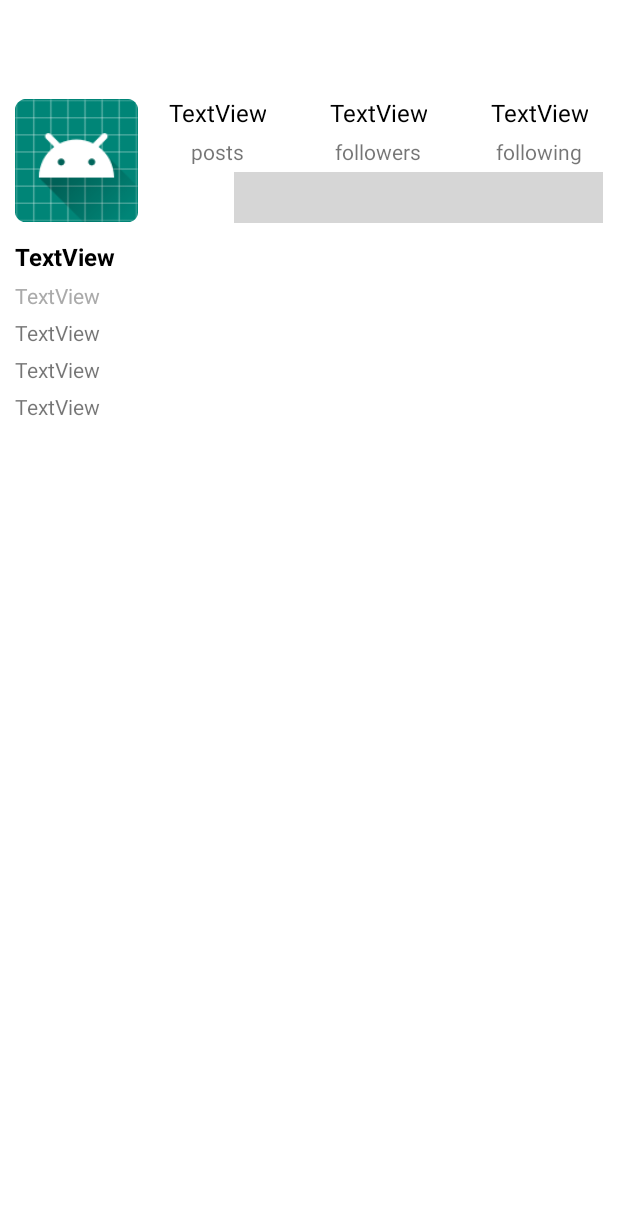
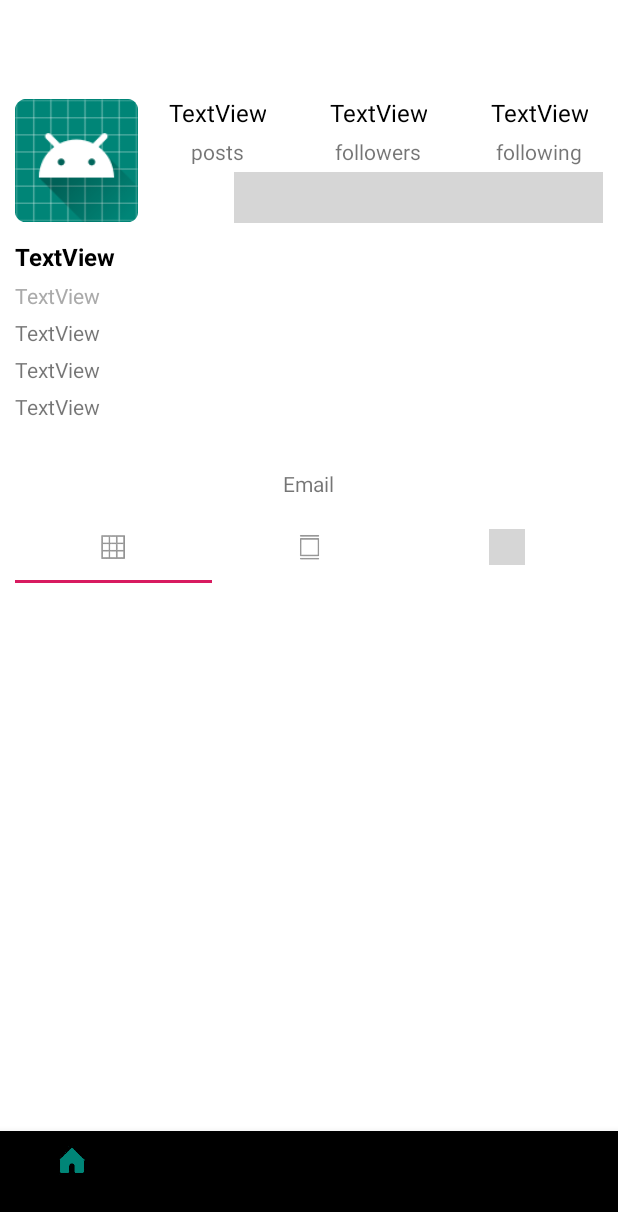
Before and after one commit to larsnoya0510/Challenge2Instagram, an Android app: the layout activity__user_info.xml on its own in the app's theme, with its tools: preview values and no code run, on a phone screen of 412 x 824 dp. Shown: the top 1212 px of the screen. Run offline under Robolectric (Android 15) with nearby library versions, the phone set to English and light mode, and no system bars; grey boxes are pictures that could not be loaded.

Commit message:
20190624 0949 commit

```diff
--- a/app/build.gradle
+++ b/app/build.gradle
@@ -33,4 +33,5 @@ dependencies {
     implementation 'com.android.support:recyclerview-v7:28.0.0'
     implementation 'com.github.bumptech.glide:glide:3.7.0'
     implementation 'com.android.support:design:28.0.0'
+    implementation 'com.android.support:support-v4:28.0.0'
 }
--- a/app/src/main/AndroidManifest.xml
+++ b/app/src/main/AndroidManifest.xml
@@ -9,8 +9,12 @@
             android:roundIcon="@mipmap/ic_launcher_round"
             android:supportsRtl="true"
             android:theme="@style/AppTheme">
-        <activity android:name=".Activity_UserInfo"
+        <activity android:name=".Activity_Photo"
                   android:theme="@style/Theme.AppCompat.Light.NoActionBar">
+        </activity>
+        <activity
+                android:name=".Activity_UserInfo"
+                android:theme="@style/Theme.AppCompat.Light.NoActionBar">
         </activity>
         <activity
                 android:name=".MainActivity"
--- a/app/src/main/res/layout/activity__user_info.xml
+++ b/app/src/main/res/layout/activity__user_info.xml
@@ -24,21 +24,29 @@
                 android:textSize="18sp"
         />
     </android.support.v7.widget.Toolbar>
+    <android.support.v4.widget.NestedScrollView
+            android:layout_width="match_parent"
+            android:layout_height="0dp" android:fillViewport="true"
+            app:layout_constraintTop_toBottomOf="@+id/toolbar_userinfo"
+            app:layout_constraintBottom_toTopOf="@+id/bottomNavigationView" android:id="@+id/nestedScrollView">
+        <android.support.constraint.ConstraintLayout
+                android:layout_width="match_parent"
+                android:layout_height="wrap_content"
+                android:orientation="vertical" android:id="@+id/ConstraintLayout_inside">
             <ImageView
                     android:layout_width="82dp"
                     android:layout_height="86dp" app:srcCompat="@mipmap/ic_launcher_round"
                     app:layout_constraintStart_toStartOf="parent"
                     android:layout_marginLeft="10dp" android:layout_marginStart="10dp" android:id="@+id/iv_icon"
-            android:layout_marginTop="8dp" app:layout_constraintTop_toBottomOf="@+id/toolbar_userinfo"/>
+                    android:layout_marginTop="8dp" app:layout_constraintTop_toTopOf="parent"/>
             <TextView
                     android:text="TextView"
                     android:layout_width="wrap_content"
                     android:layout_height="wrap_content"
-            android:id="@+id/tv_Posts_value" android:layout_marginTop="8dp"
-            app:layout_constraintTop_toBottomOf="@+id/toolbar_userinfo"
+                    android:id="@+id/tv_Posts_value"
                     app:layout_constraintStart_toEndOf="@+id/iv_icon" android:layout_marginLeft="20dp"
                     android:layout_marginStart="20dp" android:textSize="16sp" android:textColor="@android:color/black"
-            android:gravity="center"/>
+                    android:gravity="center" app:layout_constraintTop_toTopOf="@+id/iv_icon"/>
             <TextView
                     android:text="posts"
                     android:layout_width="56dp"
@@ -52,9 +60,9 @@
                     android:layout_width="wrap_content"
                     android:layout_height="wrap_content"
                     android:id="@+id/tv_followers_Value" android:textSize="16sp"
-            android:layout_marginTop="8dp" app:layout_constraintTop_toBottomOf="@+id/toolbar_userinfo"
                     android:textColor="@android:color/black" app:layout_constraintStart_toEndOf="@+id/tv_Posts_value"
-            app:layout_constraintEnd_toStartOf="@+id/tv_following_Value" android:gravity="center"/>
+                    app:layout_constraintEnd_toStartOf="@+id/tv_following_Value" android:gravity="center"
+                    app:layout_constraintTop_toTopOf="@+id/iv_icon"/>
             <TextView
                     android:text="followers"
                     android:layout_width="wrap_content"
@@ -67,10 +75,9 @@
                     android:layout_width="wrap_content"
                     android:layout_height="wrap_content"
                     android:id="@+id/tv_following_Value"
-            android:layout_marginTop="8dp" app:layout_constraintTop_toBottomOf="@+id/toolbar_userinfo"
                     android:textSize="16sp" android:textColor="@android:color/black"
                     android:gravity="center" android:layout_marginEnd="20dp" app:layout_constraintEnd_toEndOf="parent"
-            android:layout_marginRight="20dp"/>
+                    android:layout_marginRight="20dp" app:layout_constraintTop_toTopOf="@+id/iv_icon"/>
             <TextView
                     android:text="following"
                     android:layout_width="wrap_content"
@@ -91,7 +98,8 @@
                     android:layout_width="0dp"
                     android:layout_height="wrap_content"
                     android:id="@+id/tv_company" app:layout_constraintStart_toStartOf="@+id/iv_icon"
-            android:layout_marginTop="10dp" app:layout_constraintTop_toBottomOf="@+id/iv_icon" android:textSize="16sp"
+                    android:layout_marginTop="10dp" app:layout_constraintTop_toBottomOf="@+id/iv_icon"
+                    android:textSize="16sp"
                     android:textStyle="bold" android:textColor="@android:color/black" android:layout_marginEnd="8dp"
                     app:layout_constraintEnd_toEndOf="parent" android:layout_marginRight="8dp"/>
             <TextView
@@ -106,7 +114,8 @@
                     android:text="TextView"
                     android:layout_width="0dp"
                     android:layout_height="wrap_content"
-            android:id="@+id/tv_describe" app:layout_constraintEnd_toEndOf="parent" android:layout_marginEnd="8dp"
+                    android:id="@+id/tv_describe" app:layout_constraintEnd_toEndOf="parent"
+                    android:layout_marginEnd="8dp"
                     android:layout_marginRight="8dp" app:layout_constraintStart_toStartOf="parent"
                     android:layout_marginLeft="10dp" android:layout_marginStart="10dp" android:layout_marginTop="5dp"
                     app:layout_constraintTop_toBottomOf="@+id/tv_companydescribe"/>
@@ -115,14 +124,83 @@
                     android:layout_width="0dp"
                     android:layout_height="wrap_content"
                     android:id="@+id/tv_website" app:layout_constraintStart_toStartOf="@+id/tv_describe"
-            app:layout_constraintEnd_toEndOf="parent" android:layout_marginEnd="8dp" android:layout_marginRight="8dp"
+                    app:layout_constraintEnd_toEndOf="parent" android:layout_marginEnd="8dp"
+                    android:layout_marginRight="8dp"
                     app:layout_constraintTop_toBottomOf="@+id/tv_describe" android:layout_marginTop="5dp"/>
             <TextView
                     android:text="TextView"
                     android:layout_width="0dp"
                     android:layout_height="35dp"
                     android:id="@+id/tv_followBy" android:layout_marginTop="5dp"
-            app:layout_constraintTop_toBottomOf="@+id/tv_website" app:layout_constraintStart_toStartOf="@+id/tv_website"
+                    app:layout_constraintTop_toBottomOf="@+id/tv_website"
+                    app:layout_constraintStart_toStartOf="@+id/tv_website"
                     app:layout_constraintEnd_toEndOf="parent"
                     android:layout_marginEnd="8dp" android:layout_marginRight="8dp" android:ellipsize="end"/>
+            <LinearLayout
+                    android:orientation="horizontal"
+                    android:layout_width="0dp"
+                    android:layout_height="wrap_content"
+                    app:layout_constraintTop_toBottomOf="@+id/tv_followBy"
+                    app:layout_constraintStart_toStartOf="@+id/tv_followBy"
+                    app:layout_constraintEnd_toEndOf="parent" android:id="@+id/linearLayout"
+                    android:layout_marginTop="5dp"
+                    android:layout_marginEnd="8dp" android:layout_marginRight="8dp"
+                    android:showDividers="beginning|end">
+                <android.support.v7.widget.RecyclerView
+                        android:layout_width="match_parent"
+                        android:layout_height="match_parent" android:id="@+id/RecycleView_Icons"/>
+            </LinearLayout>
+            <TextView
+                    android:text="Email"
+                    android:layout_width="172dp"
+                    android:layout_height="25dp"
+                    android:id="@+id/tv_email"
+                    app:layout_constraintEnd_toEndOf="parent"
+                    app:layout_constraintStart_toStartOf="parent"
+                    app:layout_constraintHorizontal_bias="0.497" android:layout_marginTop="8dp"
+                    app:layout_constraintTop_toBottomOf="@+id/linearLayout" android:gravity="center"/>
+            <android.support.design.widget.TabLayout
+                    android:layout_width="0dp"
+                    android:layout_height="wrap_content"
+                    app:layout_constraintStart_toStartOf="parent"
+                    app:layout_constraintEnd_toEndOf="@+id/linearLayout" app:layout_constraintHorizontal_bias="1.0"
+                    android:layout_marginTop="5dp" app:layout_constraintTop_toBottomOf="@+id/tv_email"
+                    android:id="@+id/Tablayout_this" android:layout_marginLeft="10dp" android:layout_marginStart="10dp"
+            >
+
+                <android.support.design.widget.TabItem
+                        android:layout_width="wrap_content"
+                        android:layout_height="wrap_content"
+                        android:id="@+id/tabItem_Gallery" android:icon="@drawable/grid"/>
+
+                <android.support.design.widget.TabItem
+                        android:layout_width="wrap_content"
+                        android:layout_height="wrap_content"
+                        android:id="@+id/tabItem_Large" android:icon="@drawable/large"/>
+
+                <android.support.design.widget.TabItem
+                        android:layout_width="wrap_content"
+                        android:layout_height="wrap_content"
+                        android:id="@+id/tabItem_wall" android:icon="@drawable/wall"/>
+            </android.support.design.widget.TabLayout>
+            <android.support.v7.widget.RecyclerView
+                    android:layout_width="0dp"
+                    android:layout_height="wrap_content"
+                    android:layout_marginTop="5dp"
+                    app:layout_constraintTop_toBottomOf="@+id/Tablayout_this"
+                    app:layout_constraintStart_toStartOf="parent"
+                    app:layout_constraintEnd_toEndOf="parent"
+                    android:id="@+id/RecycleView_Tablayout_Switch" android:layout_marginLeft="10dp"
+                    android:layout_marginStart="10dp" android:layout_marginRight="10dp"
+                    android:layout_marginEnd="10dp"/>
         </android.support.constraint.ConstraintLayout>
+    </android.support.v4.widget.NestedScrollView>
+    <android.support.design.widget.BottomNavigationView
+            android:layout_width="0dp"
+            android:layout_height="70dp"
+            android:id="@+id/bottomNavigationView" app:layout_constraintEnd_toEndOf="parent"
+            app:layout_constraintStart_toStartOf="parent" app:layout_constraintBottom_toBottomOf="parent"
+            app:menu="@menu/navigation"
+            android:visibility="visible"/>
+
+</android.support.constraint.ConstraintLayout>
--- a/app/src/main/res/layout/item_timeline_recycleview_layout.xml
+++ b/app/src/main/res/layout/item_timeline_recycleview_layout.xml
@@ -16,6 +16,10 @@
                 android:layout_width="wrap_content"
                 android:layout_height="match_parent" android:id="@+id/tv_userName" android:layout_weight="30"
                 android:gravity="left|center_vertical" android:text="natgeo" android:textColor="@android:color/black"/>
+        <ImageView
+                android:layout_width="50dp"
+                android:layout_height="50dp" app:srcCompat="@drawable/more" android:id="@+id/imageView"
+                android:layout_weight="1"/>
     </LinearLayout>
     <ImageView
             android:layout_width="match_parent"
--- /dev/null
+++ b/app/src/main/res/menu/menu_toolbar_photo.xml
@@ -0,0 +1,6 @@
+<?xml version="1.0" encoding="utf-8"?>
+<menu xmlns:app="http://schemas.android.com/apk/res-auto" xmlns:android="http://schemas.android.com/apk/res/android">
+
+    <item android:title="Item" android:id="@+id/menu_Item_recload" app:showAsAction="always"
+          android:icon="@drawable/reload"/>
+</menu>
```
Also changed, not shown: app/src/main/java/com/example/challenge2instagram/Activity_Photo.kt (added, +44 -0 lines), app/src/main/java/com/example/challenge2instagram/Activity_UserInfo.kt (+74 -2 lines), app/src/main/java/com/example/challenge2instagram/Adapter/Switch_Layout_RecycleAdapter.kt (added, +110 -0 lines), app/src/main/res/layout/activity_photo.xml (added, +92 -0 lines), app/src/main/res/layout/item_custom_tablayout.xml (added, +12 -0 lines), app/src/main/res/layout/item_switchlayout_gallery.xml (added, +11 -0 lines), app/src/main/res/drawable/grid.png, app/src/main/res/drawable/large.png, app/src/main/res/drawable/reload.png, app/src/main/res/layout/activity_main.xml (indentation only). Lines whose indentation alone changed are shown as unchanged.
